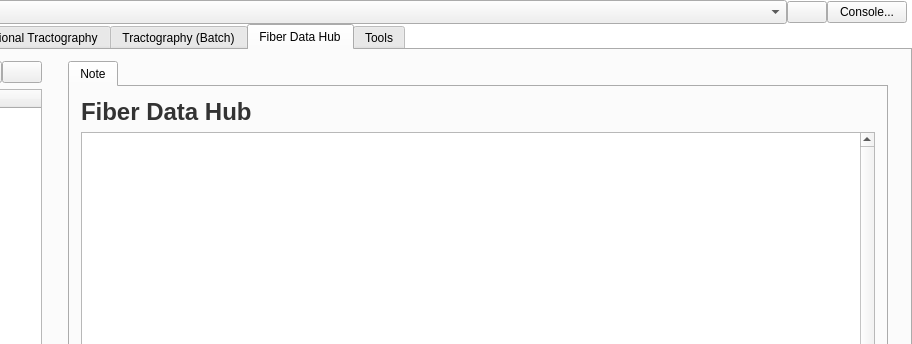
The window that mainwindow.ui (frankyeh/DSI-Studio) describes before a commit, drawn with Qt 5; both pictures show x 360 to 1272 and y 0 to 344 of the 1272 by 758 pixel window.
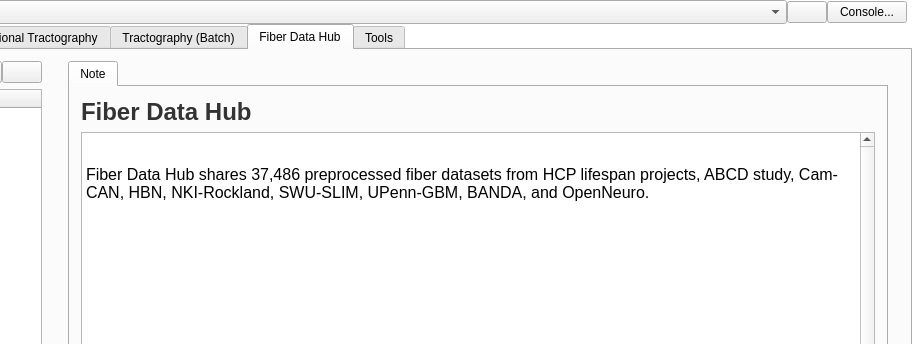
The same window after the commit. Icons and pictures are not drawn.

```diff
--- a/mainwindow.ui
+++ b/mainwindow.ui
@@ -2870,7 +2870,13 @@
 &lt;html&gt;&lt;head&gt;&lt;meta name=&quot;qrichtext&quot; content=&quot;1&quot; /&gt;&lt;meta charset=&quot;utf-8&quot; /&gt;&lt;style type=&quot;text/css&quot;&gt;
 p, li { white-space: pre-wrap; }
 &lt;/style&gt;&lt;/head&gt;&lt;body style=&quot; font-family:'Segoe UI'; font-size:9pt; font-weight:400; font-style:normal;&quot;&gt;
-&lt;p style=&quot;-qt-paragraph-type:empty; margin-top:12px; margin-bottom:12px; margin-left:0px; margin-right:0px; -qt-block-indent:0; text-indent:0px;&quot;&gt;&lt;br /&gt;&lt;/p&gt;&lt;/body&gt;&lt;/html&gt;</string>
+&lt;p style=&quot; margin-top:0px; margin-bottom:0px; margin-left:0px; margin-right:0px; -qt-block-indent:0; text-indent:0px;&quot;&gt;&lt;img src=&quot;:/icons/icons/tractogram.png&quot; /&gt;&lt;/p&gt;
+&lt;p style=&quot;-qt-paragraph-type:empty; margin-top:0px; margin-bottom:0px; margin-left:0px; margin-right:0px; -qt-block-indent:0; text-indent:0px;&quot;&gt;&lt;br /&gt;&lt;/p&gt;
+&lt;p style=&quot; margin-top:0px; margin-bottom:0px; margin-left:0px; margin-right:0px; -qt-block-indent:0; text-indent:0px;&quot;&gt;&lt;span style=&quot; font-family:'Aptos'; font-size:12pt; color:#000000;&quot;&gt;Fiber Data Hub shares 37,486 preprocessed fiber datasets from HCP lifespan projects, ABCD study, Cam-CAN, HBN, NKI-Rockland, SWU-SLIM, UPenn-GBM, BANDA, and OpenNeuro.&lt;/span&gt;&lt;/p&gt;
+&lt;p style=&quot;-qt-paragraph-type:empty; margin-top:0px; margin-bottom:0px; margin-left:0px; margin-right:0px; -qt-block-indent:0; text-indent:0px; font-family:'Aptos'; font-size:12pt; color:#000000;&quot;&gt;&lt;br /&gt;&lt;/p&gt;
+&lt;p style=&quot;-qt-paragraph-type:empty; margin-top:0px; margin-bottom:0px; margin-left:0px; margin-right:0px; -qt-block-indent:0; text-indent:0px; font-family:'Aptos'; font-size:12pt; color:#000000;&quot;&gt;&lt;br /&gt;&lt;/p&gt;
+&lt;p style=&quot;-qt-paragraph-type:empty; margin-top:0px; margin-bottom:0px; margin-left:0px; margin-right:0px; -qt-block-indent:0; text-indent:0px; font-family:'Aptos'; font-size:12pt; color:#000000;&quot;&gt;&lt;br /&gt;&lt;/p&gt;
+&lt;p style=&quot;-qt-paragraph-type:empty; margin-top:0px; margin-bottom:0px; margin-left:0px; margin-right:0px; -qt-block-indent:0; text-indent:0px; font-family:'Aptos'; font-size:12pt; color:#000000;&quot;&gt;&lt;br /&gt;&lt;/p&gt;&lt;/body&gt;&lt;/html&gt;</string>
                       </property>
                       <property name="openExternalLinks">
                        <bool>true</bool>
```
Left out of the diff: 22 changed lines with no effect on the pictures.
